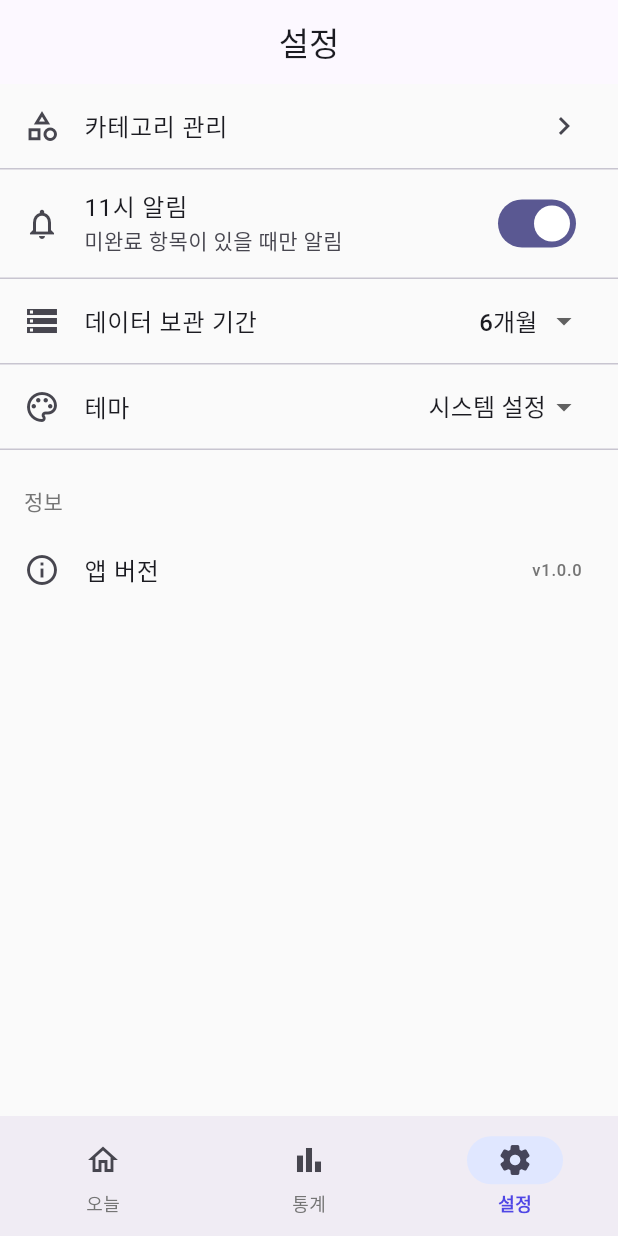
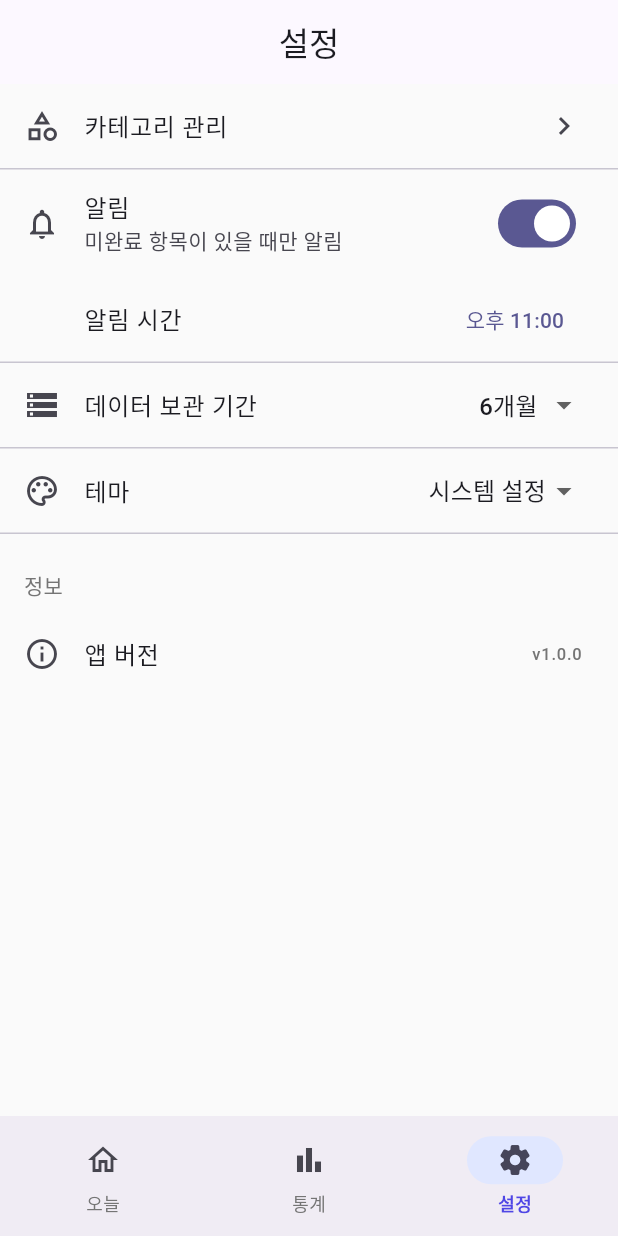
Before and after one commit to kaeba0616/pTODOlist, a Flutter app: the screen it shows after launch, item 3 of the bottom bar chosen, on a phone screen of 412 x 824 dp. Run offline on Flutter 3.47's test engine with Material 3 defaults, Android fonts, the phone set to English and light mode, and no system bars; our stand-ins replace fl_chart, flutter_local_notifications, flutter_riverpod, go_router, hive, hive_flutter; accounts and stored records are empty.

Commit message:
feat: 알림 시간 커스텀 설정 추가
- 설정 화면에서 알림 시간을 변경할 수 있는 TimePicker 추가
- 기존 '11시 알림' → '알림' + 시간 선택 UI로 변경
- 알림 ON일 때만 시간 설정 표시
- 한국어 시간 표시 (오전/오후 HH:MM)
- 테스트 93개 전체 통과

Co-Authored-By: Claude Opus 4.6 (1M context) <noreply@anthropic.com>

```diff
--- a/ptodolist_front/lib/features/settings/views/settings_view.dart
+++ b/ptodolist_front/lib/features/settings/views/settings_view.dart
@@ -14,6 +14,7 @@ class SettingsView extends StatefulWidget {
 
 class _SettingsViewState extends State<SettingsView> {
   late bool _notificationEnabled;
+  late String _notificationTime;
   late int _retentionMonths;
   late String _themeMode;
 
@@ -22,8 +23,37 @@ class _SettingsViewState extends State<SettingsView> {
     super.initState();
     final settings = widget.settingsRepo?.getSettings() ?? const AppSettings();
     _notificationEnabled = settings.notificationEnabled;
+    _notificationTime = settings.notificationTime;
     _retentionMonths = settings.retentionMonths;
     _themeMode = settings.themeMode;
+  }
+
+  TimeOfDay _parseTime(String time) {
+    final parts = time.split(':');
+    return TimeOfDay(hour: int.parse(parts[0]), minute: int.parse(parts[1]));
+  }
+
+  String _formatTime(TimeOfDay time) {
+    return '${time.hour.toString().padLeft(2, '0')}:${time.minute.toString().padLeft(2, '0')}';
+  }
+
+  String _displayTime(String time) {
+    final t = _parseTime(time);
+    final period = t.hour < 12 ? '오전' : '오후';
+    final displayHour = t.hour == 0 ? 12 : (t.hour > 12 ? t.hour - 12 : t.hour);
+    return '$period $displayHour:${t.minute.toString().padLeft(2, '0')}';
+  }
+
+  Future<void> _pickNotificationTime() async {
+    final picked = await showTimePicker(
+      context: context,
+      initialTime: _parseTime(_notificationTime),
+    );
+    if (picked != null) {
+      final timeStr = _formatTime(picked);
+      setState(() => _notificationTime = timeStr);
+      widget.settingsRepo?.updateNotificationTime(timeStr);
+    }
   }
 
   String _retentionLabel(int months) {
@@ -63,7 +93,7 @@ class _SettingsViewState extends State<SettingsView> {
           // 알림
           SwitchListTile(
             secondary: const Icon(Icons.notifications_outlined),
-            title: const Text('11시 알림'),
+            title: const Text('알림'),
             subtitle: const Text('미완료 항목이 있을 때만 알림'),
             value: _notificationEnabled,
             onChanged: (value) {
@@ -71,6 +101,15 @@ class _SettingsViewState extends State<SettingsView> {
               widget.settingsRepo?.updateNotificationEnabled(value);
             },
           ),
+          if (_notificationEnabled)
+            ListTile(
+              leading: const SizedBox(width: 24),
+              title: const Text('알림 시간'),
+              trailing: TextButton(
+                onPressed: _pickNotificationTime,
+                child: Text(_displayTime(_notificationTime)),
+              ),
+            ),
           const Divider(height: 1),
 
           // 데이터 보관 기간
```
Also changed, not shown: 1 other file.
